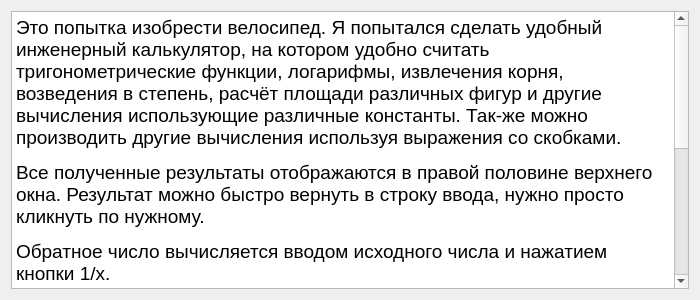
pAVlicSim/pyqt_calculator, file myForm/helpDialog.ui: the form before one commit.
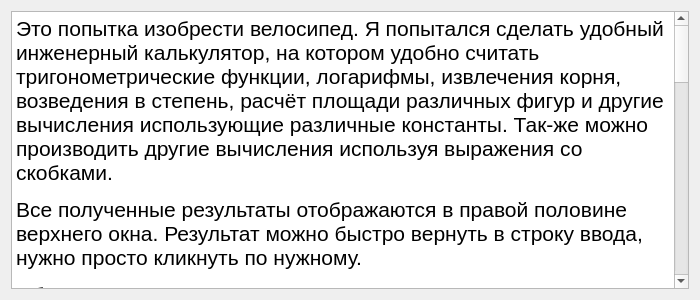
The form after the commit.

Commit message: мелкие исправления и дописываю help

Patch:
```diff
--- a/myForm/helpDialog.ui
+++ b/myForm/helpDialog.ui
@@ -36,14 +36,21 @@
 &lt;html&gt;&lt;head&gt;&lt;meta name=&quot;qrichtext&quot; content=&quot;1&quot; /&gt;&lt;title&gt;Инструкция по применению.&lt;/title&gt;&lt;style type=&quot;text/css&quot;&gt;
 p, li { white-space: pre-wrap; }
 &lt;/style&gt;&lt;/head&gt;&lt;body style=&quot; font-family:'MS Shell Dlg 2'; font-size:8.25pt; font-weight:400; font-style:normal;&quot;&gt;
-&lt;p style=&quot; margin-top:12px; margin-bottom:12px; margin-left:0px; margin-right:0px; -qt-block-indent:0; text-indent:0px;&quot;&gt;&lt;span style=&quot; font-size:14pt;&quot;&gt;Это попытка изобрести велосипед. Я попытался сделать удобный инженерный калькулятор, на котором удобно считать тригонометрические функции, логарифмы, извлечения корня, возведения в степень, расчёт площади различных фигур и другие вычисления использующие различные константы. Так-же можно производить другие вычисления используя выражения со скобками. &lt;/span&gt;&lt;/p&gt;
-&lt;p style=&quot; margin-top:12px; margin-bottom:12px; margin-left:0px; margin-right:0px; -qt-block-indent:0; text-indent:0px;&quot;&gt;&lt;span style=&quot; font-size:14pt;&quot;&gt;Все полученные результаты отображаются в правой половине верхнего окна. Результат можно быстро вернуть в строку ввода, нужно просто кликнуть по нужному.&lt;/span&gt;&lt;/p&gt;
-&lt;p style=&quot; margin-top:12px; margin-bottom:12px; margin-left:0px; margin-right:0px; -qt-block-indent:0; text-indent:0px;&quot;&gt;&lt;span style=&quot; font-size:14pt;&quot;&gt;Обратное число вычисляется вводом исходного числа и нажатием кнопки 1/х.&lt;/span&gt;&lt;/p&gt;
-&lt;p style=&quot; margin-top:12px; margin-bottom:12px; margin-left:0px; margin-right:0px; -qt-block-indent:0; text-indent:0px;&quot;&gt;&lt;span style=&quot; font-size:14pt;&quot;&gt;Проценты вычисляются вводом исходного числа, вводом знака + или - , вводом процентов и нажатием кнопки %.&lt;/span&gt;&lt;/p&gt;
-&lt;p style=&quot; margin-top:12px; margin-bottom:12px; margin-left:0px; margin-right:0px; -qt-block-indent:0; text-indent:0px;&quot;&gt;&lt;span style=&quot; font-size:14pt;&quot;&gt;Что такое логарифм?&lt;/span&gt;&lt;/p&gt;
-&lt;p style=&quot; margin-top:12px; margin-bottom:12px; margin-left:0px; margin-right:0px; -qt-block-indent:0; text-indent:0px;&quot;&gt;&lt;span style=&quot; font-family:'Arial,Helvetica,sans-serif'; font-size:14pt; background-color:#e9f8ed;&quot;&gt;Логарифм по основанию a от аргумента x , это степень,,в которую надо возвести число a, чтобы плучить число x.&lt;/span&gt;&lt;span style=&quot; font-family:'Arial,Helvetica,sans-serif'; font-size:14pt; color:#101010; background-color:#ffffff;&quot;&gt;Обозначение: log&lt;/span&gt;&lt;span style=&quot; font-family:'Times New Roman,Times,serif'; font-size:14pt; font-style:italic; color:#101010; background-color:#ffffff; vertical-align:sub;&quot;&gt;a&lt;/span&gt;&lt;span style=&quot; font-family:'Times New Roman,Times,serif'; font-size:14pt; font-style:italic; color:#101010; background-color:#ffffff;&quot;&gt;x&lt;/span&gt;&lt;span style=&quot; font-family:'Arial,Helvetica,sans-serif'; font-size:14pt; color:#101010; background-color:#ffffff;&quot;&gt; = &lt;/span&gt;&lt;span style=&quot; font-family:'Times New Roman,Times,serif'; font-size:14pt; font-style:italic; color:#101010; background-color:#ffffff;&quot;&gt;b&lt;/span&gt;&lt;span style=&quot; font-family:'Arial,Helvetica,sans-serif'; font-size:14pt; color:#101010; background-color:#ffffff;&quot;&gt;, где &lt;/span&gt;&lt;span style=&quot; font-family:'Times New Roman,Times,serif'; font-size:14pt; font-style:italic; color:#101010; background-color:#ffffff;&quot;&gt;a&lt;/span&gt;&lt;span style=&quot; font-family:'Arial,Helvetica,sans-serif'; font-size:14pt; color:#101010; background-color:#ffffff;&quot;&gt; — основание, &lt;/span&gt;&lt;span style=&quot; font-family:'Times New Roman,Times,serif'; font-size:14pt; font-style:italic; color:#101010; background-color:#ffffff;&quot;&gt;x&lt;/span&gt;&lt;span style=&quot; font-family:'Arial,Helvetica,sans-serif'; font-size:14pt; color:#101010; background-color:#ffffff;&quot;&gt; — аргумент, &lt;/span&gt;&lt;span style=&quot; font-family:'Times New Roman,Times,serif'; font-size:14pt; font-style:italic; color:#101010; background-color:#ffffff;&quot;&gt;b&lt;/span&gt;&lt;span style=&quot; font-family:'Arial,Helvetica,sans-serif'; font-size:14pt; color:#101010; background-color:#ffffff;&quot;&gt; — собственно, чему равен логарифм.&lt;/span&gt;&lt;/p&gt;
-&lt;p style=&quot; margin-top:12px; margin-bottom:12px; margin-left:0px; margin-right:0px; -qt-block-indent:0; text-indent:0px;&quot;&gt;&lt;span style=&quot; font-family:'Arial,Helvetica,sans-serif'; font-size:14pt; color:#101010; background-color:#ffffff;&quot;&gt;Логарифм по основанию 10 обозначается как lg &lt;/span&gt;&lt;span style=&quot; font-family:'Times New Roman,Times,serif'; font-size:14pt; font-style:italic; color:#101010; background-color:#ffffff;&quot;&gt;x&lt;/span&gt;&lt;span style=&quot; font-family:'Times New Roman,Times,serif'; font-size:14pt; color:#101010; background-color:#ffffff;&quot;&gt; &lt;/span&gt;&lt;/p&gt;
-&lt;p style=&quot; margin-top:12px; margin-bottom:12px; margin-left:0px; margin-right:0px; -qt-block-indent:0; text-indent:0px;&quot;&gt;&lt;br /&gt;&lt;/p&gt;
+&lt;p style=&quot; margin-top:12px; margin-bottom:12px; margin-left:0px; margin-right:0px; -qt-block-indent:0; text-indent:0px;&quot;&gt;&lt;span style=&quot; font-size:16pt;&quot;&gt;Это попытка изобрести велосипед. Я попытался сделать удобный инженерный калькулятор, на котором удобно считать тригонометрические функции, логарифмы, извлечения корня, возведения в степень, расчёт площади различных фигур и другие вычисления использующие различные константы. Так-же можно производить другие вычисления используя выражения со скобками. &lt;/span&gt;&lt;/p&gt;
+&lt;p style=&quot; margin-top:12px; margin-bottom:12px; margin-left:0px; margin-right:0px; -qt-block-indent:0; text-indent:0px;&quot;&gt;&lt;span style=&quot; font-size:16pt;&quot;&gt;Все полученные результаты отображаются в правой половине верхнего окна. Результат можно быстро вернуть в строку ввода, нужно просто кликнуть по нужному.&lt;/span&gt;&lt;/p&gt;
+&lt;p style=&quot; margin-top:12px; margin-bottom:12px; margin-left:0px; margin-right:0px; -qt-block-indent:0; text-indent:0px;&quot;&gt;&lt;span style=&quot; font-size:16pt;&quot;&gt;Обратное число вычисляется вводом исходного числа и нажатием кнопки 1/х.&lt;/span&gt;&lt;/p&gt;
+&lt;p style=&quot; margin-top:12px; margin-bottom:12px; margin-left:0px; margin-right:0px; -qt-block-indent:0; text-indent:0px;&quot;&gt;&lt;span style=&quot; font-size:16pt;&quot;&gt;Проценты вычисляются вводом исходного числа, вводом знака + или - , вводом процентов и нажатием кнопки %.&lt;/span&gt;&lt;/p&gt;
+&lt;p style=&quot; margin-top:12px; margin-bottom:12px; margin-left:0px; margin-right:0px; -qt-block-indent:0; text-indent:0px;&quot;&gt;&lt;span style=&quot; font-size:16pt;&quot;&gt;Что такое логарифм?&lt;/span&gt;&lt;/p&gt;
+&lt;p style=&quot; margin-top:12px; margin-bottom:12px; margin-left:0px; margin-right:0px; -qt-block-indent:0; text-indent:0px;&quot;&gt;&lt;span style=&quot; font-family:'Arial,Helvetica,sans-serif'; font-size:16pt; background-color:#e9f8ed;&quot;&gt;Логарифм по основанию a от аргумента x , это степень,,в которую надо возвести число a, чтобы плучить число x.&lt;/span&gt;&lt;span style=&quot; font-family:'Arial,Helvetica,sans-serif'; font-size:16pt; color:#101010; background-color:#ffffff;&quot;&gt;Обозначение: log&lt;/span&gt;&lt;span style=&quot; font-family:'Times New Roman,Times,serif'; font-size:16pt; font-style:italic; color:#101010; background-color:#ffffff; vertical-align:sub;&quot;&gt;a&lt;/span&gt;&lt;span style=&quot; font-family:'Times New Roman,Times,serif'; font-size:16pt; font-style:italic; color:#101010; background-color:#ffffff;&quot;&gt;x&lt;/span&gt;&lt;span style=&quot; font-family:'Arial,Helvetica,sans-serif'; font-size:16pt; color:#101010; background-color:#ffffff;&quot;&gt; = &lt;/span&gt;&lt;span style=&quot; font-family:'Times New Roman,Times,serif'; font-size:16pt; font-style:italic; color:#101010; background-color:#ffffff;&quot;&gt;b&lt;/span&gt;&lt;span style=&quot; font-family:'Arial,Helvetica,sans-serif'; font-size:16pt; color:#101010; background-color:#ffffff;&quot;&gt;, где &lt;/span&gt;&lt;span style=&quot; font-family:'Times New Roman,Times,serif'; font-size:16pt; font-style:italic; color:#101010; background-color:#ffffff;&quot;&gt;a&lt;/span&gt;&lt;span style=&quot; font-family:'Arial,Helvetica,sans-serif'; font-size:16pt; color:#101010; background-color:#ffffff;&quot;&gt; — основание, &lt;/span&gt;&lt;span style=&quot; font-family:'Times New Roman,Times,serif'; font-size:16pt; font-style:italic; color:#101010; background-color:#ffffff;&quot;&gt;x&lt;/span&gt;&lt;span style=&quot; font-family:'Arial,Helvetica,sans-serif'; font-size:16pt; color:#101010; background-color:#ffffff;&quot;&gt; — аргумент, &lt;/span&gt;&lt;span style=&quot; font-family:'Times New Roman,Times,serif'; font-size:16pt; font-style:italic; color:#101010; background-color:#ffffff;&quot;&gt;b&lt;/span&gt;&lt;span style=&quot; font-family:'Arial,Helvetica,sans-serif'; font-size:16pt; color:#101010; background-color:#ffffff;&quot;&gt; — собственно, чему равен логарифм.&lt;/span&gt;&lt;/p&gt;
+&lt;p style=&quot; margin-top:12px; margin-bottom:12px; margin-left:0px; margin-right:0px; -qt-block-indent:0; text-indent:0px;&quot;&gt;&lt;span style=&quot; font-family:'Arial,Helvetica,sans-serif'; font-size:16pt; color:#101010; background-color:#ffffff;&quot;&gt;Логарифм по основанию 10 обозначается как lg &lt;/span&gt;&lt;span style=&quot; font-family:'Times New Roman,Times,serif'; font-size:16pt; font-style:italic; color:#101010; background-color:#ffffff;&quot;&gt;x, т.е &lt;/span&gt;&lt;span style=&quot; font-family:'Arial,Helvetica,sans-serif'; font-size:16pt; color:#333333; background-color:#ffffff;&quot;&gt;lg &lt;/span&gt;&lt;span style=&quot; font-family:'Times New Roman,Times,serif'; font-size:16pt; font-style:italic; color:#333333; background-color:#ffffff;&quot;&gt;x&lt;/span&gt;&lt;span style=&quot; font-family:'Arial,Helvetica,sans-serif'; font-size:16pt; color:#333333; background-color:#ffffff;&quot;&gt; = log&lt;/span&gt;&lt;span style=&quot; font-family:'Arial,Helvetica,sans-serif'; font-size:16pt; color:#333333; background-color:#ffffff; vertical-align:sub;&quot;&gt;10&lt;/span&gt;&lt;span style=&quot; font-family:'Arial,Helvetica,sans-serif'; font-size:16pt; color:#333333; background-color:#ffffff;&quot;&gt; &lt;/span&gt;&lt;span style=&quot; font-family:'Times New Roman,Times,serif'; font-size:16pt; font-style:italic; color:#333333; background-color:#ffffff;&quot;&gt;x.&lt;/span&gt;&lt;/p&gt;
+&lt;p style=&quot; margin-top:12px; margin-bottom:12px; margin-left:0px; margin-right:0px; -qt-block-indent:0; text-indent:0px;&quot;&gt;&lt;span style=&quot; font-family:'Arial,Helvetica,sans-serif'; font-size:16pt; font-style:italic; color:#333333; background-color:#e9f8ed;&quot;&gt;Натуральный логарифм&lt;/span&gt;&lt;span style=&quot; font-family:'Arial,Helvetica,sans-serif'; font-size:16pt; color:#333333; background-color:#e9f8ed;&quot;&gt; от аргумента &lt;/span&gt;&lt;span style=&quot; font-family:'Times New Roman,Times,serif'; font-size:16pt; font-style:italic; color:#333333; background-color:#e9f8ed;&quot;&gt;x&lt;/span&gt;&lt;span style=&quot; font-family:'Arial,Helvetica,sans-serif'; font-size:16pt; color:#333333; background-color:#e9f8ed;&quot;&gt; — это логарифм по основанию &lt;/span&gt;&lt;span style=&quot; font-family:'Times New Roman,Times,serif'; font-size:16pt; font-style:italic; color:#333333; background-color:#e9f8ed;&quot;&gt;e&lt;/span&gt;&lt;span style=&quot; font-family:'Arial,Helvetica,sans-serif'; font-size:16pt; color:#333333; background-color:#e9f8ed;&quot;&gt;, т.е. степень, в которую надо возвести число &lt;/span&gt;&lt;span style=&quot; font-family:'Times New Roman,Times,serif'; font-size:16pt; font-style:italic; color:#333333; background-color:#e9f8ed;&quot;&gt;e&lt;/span&gt;&lt;span style=&quot; font-family:'Arial,Helvetica,sans-serif'; font-size:16pt; color:#333333; background-color:#e9f8ed;&quot;&gt;, чтобы получить число &lt;/span&gt;&lt;span style=&quot; font-family:'Times New Roman,Times,serif'; font-size:16pt; font-style:italic; color:#333333; background-color:#e9f8ed;&quot;&gt;x&lt;/span&gt;&lt;span style=&quot; font-family:'Arial,Helvetica,sans-serif'; font-size:16pt; color:#333333; background-color:#e9f8ed;&quot;&gt;. Обозначение: ln &lt;/span&gt;&lt;span style=&quot; font-family:'Times New Roman,Times,serif'; font-size:16pt; font-style:italic; color:#333333; background-color:#e9f8ed;&quot;&gt;x&lt;/span&gt;&lt;span style=&quot; font-family:'Arial,Helvetica,sans-serif'; font-size:16pt; color:#333333; background-color:#e9f8ed;&quot;&gt;. &lt;/span&gt;&lt;/p&gt;
+&lt;p style=&quot; margin-top:12px; margin-bottom:12px; margin-left:0px; margin-right:0px; -qt-block-indent:0; text-indent:0px;&quot;&gt;&lt;span style=&quot; font-family:'Arial,Helvetica,sans-serif'; font-size:16pt; color:#333333; background-color:#ffffff; vertical-align:top;&quot;&gt;Многие спросят: что еще за число&lt;/span&gt;&lt;span style=&quot; font-family:'Arial,Helvetica,sans-serif'; font-size:16pt; color:#333333; vertical-align:top;&quot;&gt; &lt;/span&gt;&lt;span style=&quot; font-family:'Times New Roman,Times,serif'; font-size:16pt; font-style:italic; color:#333333; vertical-align:top;&quot;&gt;e&lt;/span&gt;&lt;span style=&quot; font-family:'Arial,Helvetica,sans-serif'; font-size:16pt; color:#333333; vertical-align:top;&quot;&gt;? Это иррациональное число, его точное значение найти и записать невозможно. Приведу лишь первые его цифры:&lt;br /&gt;&lt;/span&gt;&lt;span style=&quot; font-family:'Times New Roman,Times,serif'; font-size:16pt; font-style:italic; color:#333333; vertical-align:top;&quot;&gt;e&lt;/span&gt;&lt;span style=&quot; font-family:'Arial,Helvetica,sans-serif'; font-size:16pt; color:#333333; vertical-align:top;&quot;&gt; = 2,718281828459...&lt;/span&gt;&lt;/p&gt;
+&lt;p style=&quot; margin-top:12px; margin-bottom:12px; margin-left:0px; margin-right:0px; -qt-block-indent:0; text-indent:0px; line-height:24px; background-color:#ffffff;&quot;&gt;&lt;span style=&quot; font-family:'Arial,Helvetica,sans-serif'; font-size:16pt; color:#333333; background-color:#ffffff; vertical-align:top;&quot;&gt;Не будем углубляться, что это за число и зачем нужно. Просто помните, что&lt;/span&gt;&lt;span style=&quot; font-family:'Arial,Helvetica,sans-serif'; font-size:16pt; color:#333333; vertical-align:top;&quot;&gt; &lt;/span&gt;&lt;span style=&quot; font-family:'Times New Roman,Times,serif'; font-size:16pt; font-style:italic; color:#333333; vertical-align:top;&quot;&gt;e&lt;/span&gt;&lt;span style=&quot; font-family:'Arial,Helvetica,sans-serif'; font-size:16pt; color:#333333; vertical-align:top;&quot;&gt; — основание натурального логарифма:&lt;br /&gt;ln &lt;/span&gt;&lt;span style=&quot; font-family:'Times New Roman,Times,serif'; font-size:16pt; font-style:italic; color:#333333; vertical-align:top;&quot;&gt;x&lt;/span&gt;&lt;span style=&quot; font-family:'Arial,Helvetica,sans-serif'; font-size:16pt; color:#333333; vertical-align:top;&quot;&gt; = log&lt;/span&gt;&lt;span style=&quot; font-family:'Times New Roman,Times,serif'; font-size:16pt; font-style:italic; color:#333333; vertical-align:sub;&quot;&gt;e&lt;/span&gt;&lt;span style=&quot; font-family:'Arial,Helvetica,sans-serif'; font-size:16pt; color:#333333; vertical-align:top;&quot;&gt; &lt;/span&gt;&lt;span style=&quot; font-family:'Times New Roman,Times,serif'; font-size:16pt; font-style:italic; color:#333333; vertical-align:top;&quot;&gt;x&lt;/span&gt;&lt;/p&gt;
+&lt;p style=&quot; margin-top:12px; margin-bottom:12px; margin-left:0px; margin-right:0px; -qt-block-indent:0; text-indent:0px; line-height:24px; background-color:#ffffff;&quot;&gt;&lt;span style=&quot; font-size:16pt;&quot;&gt;Теперь о вводе с клавиатуры.&lt;/span&gt;&lt;/p&gt;
+&lt;p style=&quot; margin-top:12px; margin-bottom:12px; margin-left:0px; margin-right:0px; -qt-block-indent:0; text-indent:0px; line-height:24px; background-color:#ffffff;&quot;&gt;&lt;span style=&quot; font-size:16pt;&quot;&gt;Ввод производится на латинице, это сделано для удобства, т.к тригонометрические функции написаны на латинице и это облегчает использование мнемоник.&lt;/span&gt;&lt;/p&gt;
+&lt;p style=&quot; margin-top:12px; margin-bottom:12px; margin-left:0px; margin-right:0px; -qt-block-indent:0; text-indent:0px; line-height:24px; background-color:#ffffff;&quot;&gt;&lt;span style=&quot; font-size:16pt;&quot;&gt;Мнемоники это подчёркнутые символы в названии  кнопок. Например что-бы ввести cos нужно нажать &amp;quot;Alt + c&amp;quot;.&lt;/span&gt;&lt;/p&gt;
+&lt;p style=&quot; margin-top:12px; margin-bottom:12px; margin-left:0px; margin-right:0px; -qt-block-indent:0; text-indent:0px; line-height:24px; background-color:#ffffff;&quot;&gt;&lt;span style=&quot; font-size:16pt;&quot;&gt;Чтобы увидеть все мнемоники просто нажмите клавишу&amp;quot;Alt&amp;quot;.&lt;/span&gt;&lt;/p&gt;
+&lt;p style=&quot; margin-top:12px; margin-bottom:12px; margin-left:0px; margin-right:0px; -qt-block-indent:0; text-indent:0px; line-height:24px; background-color:#ffffff;&quot;&gt;&lt;span style=&quot; font-size:16pt;&quot;&gt;Цифры вводятся простым нажатием нужной клавиши. Символы &amp;quot;+&amp;quot; &amp;quot;-&amp;quot; &amp;quot;=&amp;quot; &amp;quot;%&amp;quot; также вводятся нажатием нужной клавиши.&lt;/span&gt;&lt;br /&gt;&lt;/p&gt;
 &lt;p style=&quot; margin-top:12px; margin-bottom:12px; margin-left:0px; margin-right:0px; -qt-block-indent:0; text-indent:0px;&quot;&gt;&lt;br /&gt;&lt;/p&gt;&lt;/body&gt;&lt;/html&gt;</string>
      </property>
     </widget>
```
The commit also changes 2 other files.
